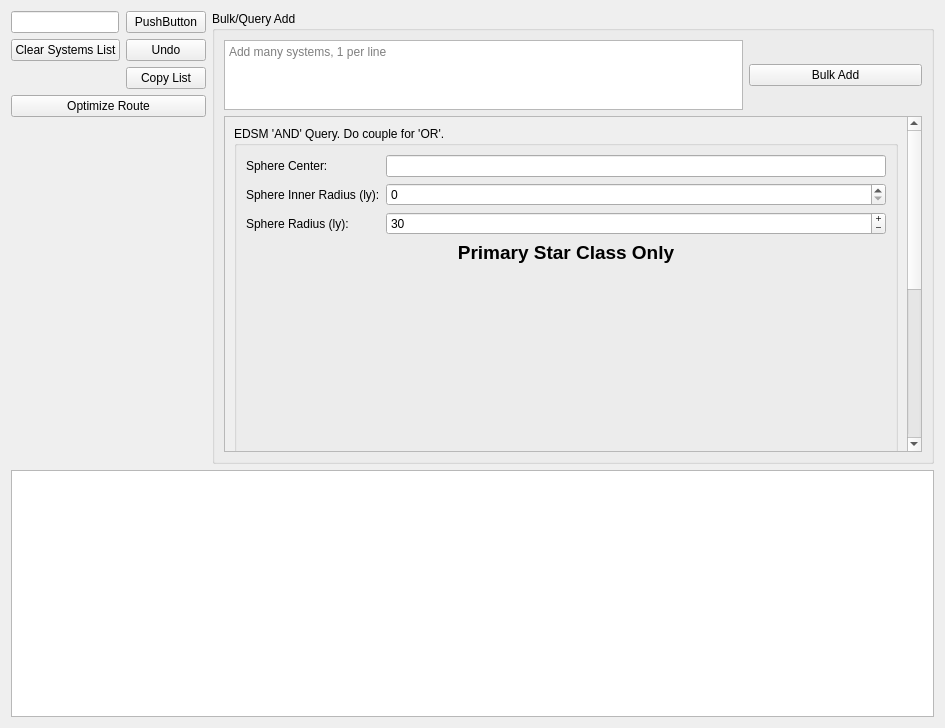
alexzk1/ed_highway, file widgets/roundtripwidget.ui: the form before one commit.
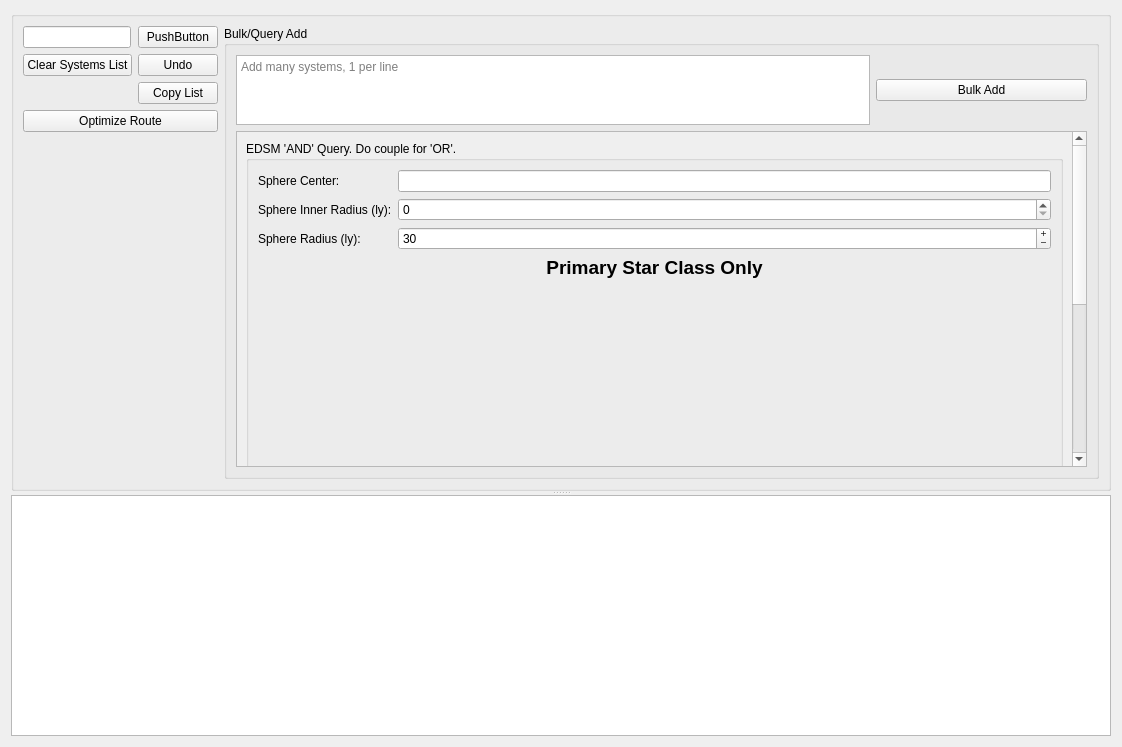
The form after the commit. Icons and pictures are not drawn. Custom widgets are drawn as their Qt base class.

Commit message: Add splitter to route optimizer UI.

The edit to the form file:
```diff
--- a/widgets/roundtripwidget.ui
+++ b/widgets/roundtripwidget.ui
@@ -6,8 +6,8 @@
    <rect>
     <x>0</x>
     <y>0</y>
-    <width>945</width>
-    <height>728</height>
+    <width>1122</width>
+    <height>747</height>
    </rect>
   </property>
   <property name="windowTitle">
@@ -15,6 +15,23 @@
   </property>
   <layout class="QVBoxLayout" name="verticalLayout_2">
    <item>
+    <widget class="QSplitter" name="splitter">
+     <property name="sizePolicy">
+      <sizepolicy hsizetype="Expanding" vsizetype="Expanding">
+       <horstretch>0</horstretch>
+       <verstretch>0</verstretch>
+      </sizepolicy>
+     </property>
+     <property name="orientation">
+      <enum>Qt::Vertical</enum>
+     </property>
+     <property name="handleWidth">
+      <number>4</number>
+     </property>
+     <widget class="QGroupBox" name="groupBox_5">
+      <property name="title">
+       <string/>
+      </property>
     <layout class="QHBoxLayout" name="horizontalLayout_2">
      <item>
       <layout class="QFormLayout" name="formLayout">
@@ -178,8 +195,8 @@
            <property name="geometry">
             <rect>
              <x>0</x>
-             <y>0</y>
-             <width>570</width>
+               <y>-228</y>
+               <width>733</width>
              <height>752</height>
             </rect>
            </property>
@@ -431,8 +448,7 @@
       </widget>
      </item>
     </layout>
-   </item>
-   <item>
+     </widget>
     <widget class="QTableView" name="tableView">
      <property name="sizePolicy">
       <sizepolicy hsizetype="Expanding" vsizetype="Expanding">
@@ -453,6 +469,7 @@
       <enum>QAbstractItemView::SelectRows</enum>
      </property>
     </widget>
+    </widget>
    </item>
   </layout>
   <action name="actionAdd">
```
Left out of the diff: 31 changed lines with no effect on the pictures. Lines whose indentation alone changed are shown as unchanged. The commit also changes 1 other file.
